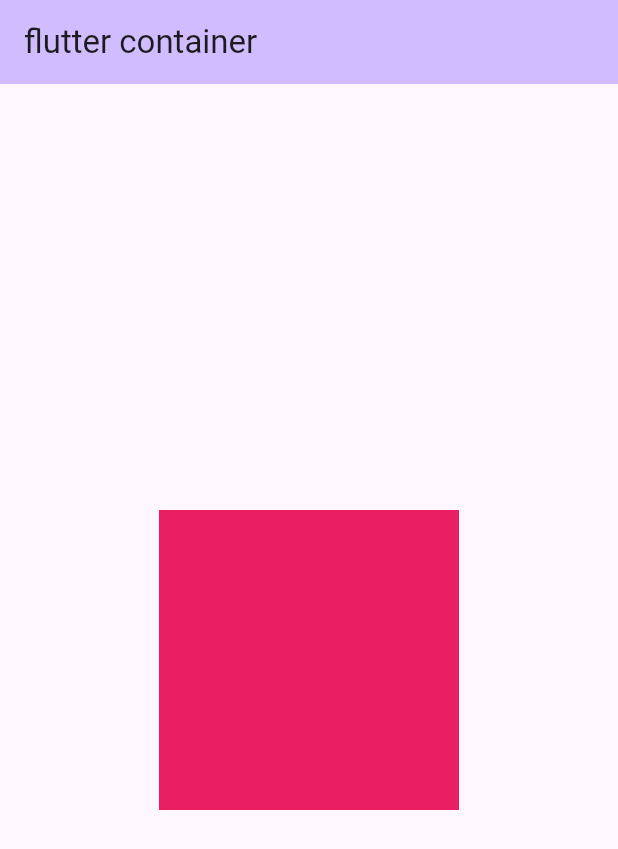
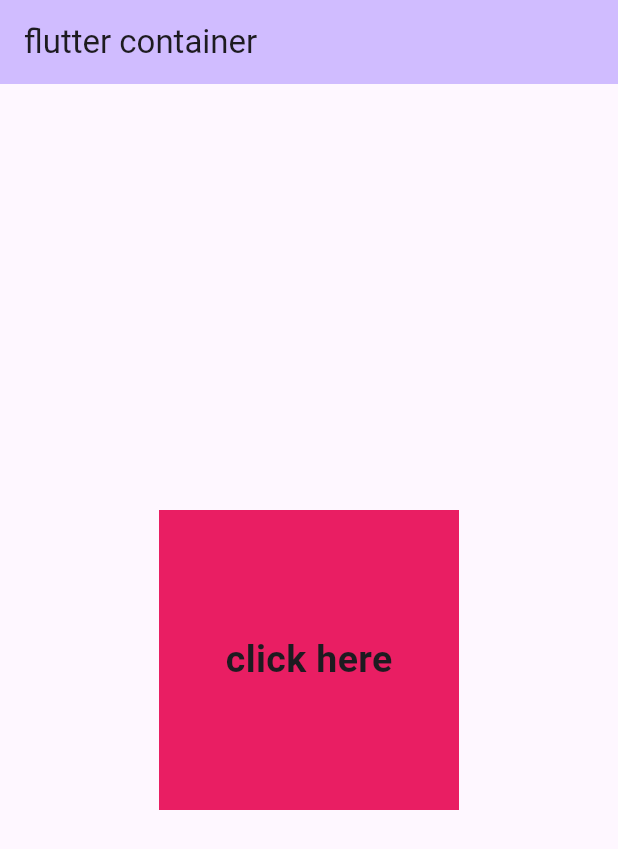
Before and after one commit to khandolly786/Dart_Course, a Flutter app: the screen it shows after launch, on a phone screen of 412 x 824 dp. Shown: the top 849 px of the screen. Run offline on Flutter 3.47's test engine with Material 3 defaults, Android fonts, the phone set to English and light mode, and no system bars.

Commit message:
Update main.dart

```diff
--- a/lib/main.dart
+++ b/lib/main.dart
@@ -62,6 +62,12 @@ class _MyHomePageState extends State<MyHomePage> {
               width: 200,
               height: 200,
               color: Colors.pink,
+              child: Center(
+                  child: InkWell(
+                    onTap: (){
+                      print('inkwell button clicked');
+                    },
+                      child: Text("click here", style: TextStyle(fontSize: 25, fontWeight: FontWeight.w700),))),
             ),
           ),
         )
```
